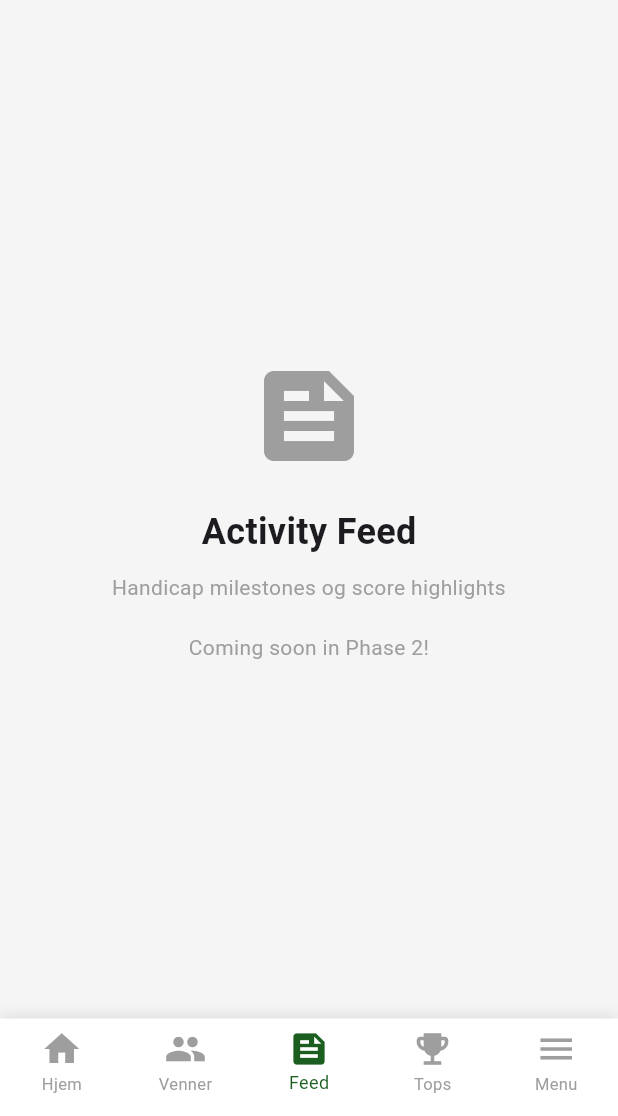
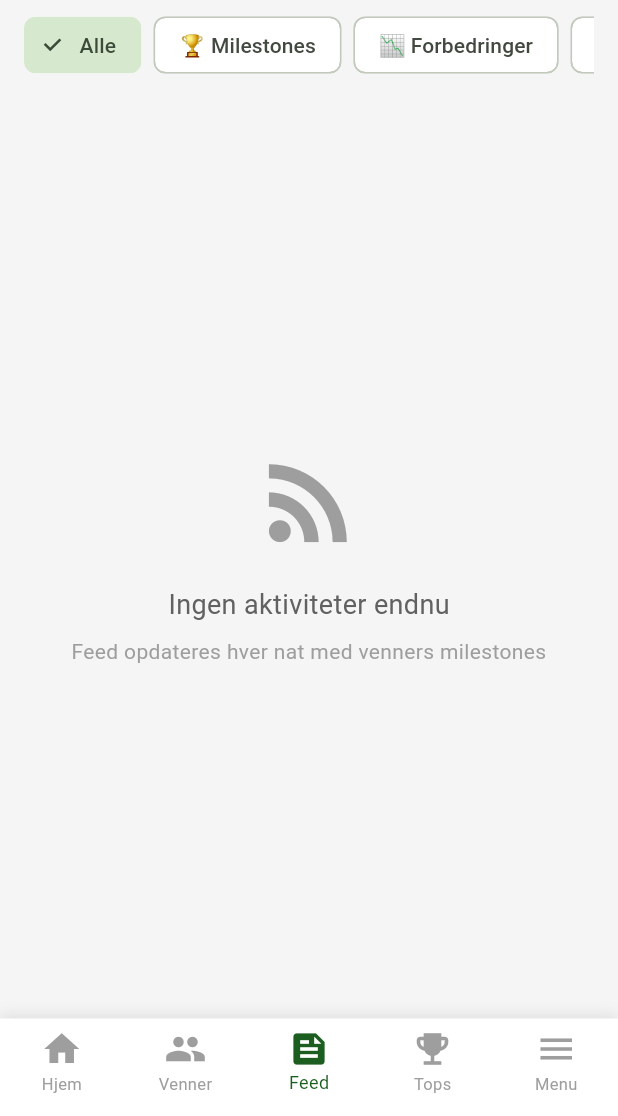
Before and after one commit to Dansk-Golf-Union/dgu-scorekort, a Flutter app: the HomeScreen screen opened by its route, item 3 of the bottom bar chosen, on a phone screen of 412 x 824 dp, the part 120-1236 px from its top. Run offline on Flutter 3.47's test engine with Material 3 defaults, Android fonts, the phone set to English and light mode, and no system bars; our stand-ins replace cloud_firestore, firebase_core, fl_chart, go_router, google_fonts, shared_preferences; missing offline and left inert: dart:html; accounts and stored records are empty; network calls fail.

Commit message:
feat: Implement Activity Feed (Phase 2B)
- Add ActivityItem model with enums for activity types and milestones
- Create ActivityCard widget for displaying feed items
- Implement FeedScreen with real-time Firestore stream
- Add filter chips (Alle, Milestones, Forbedringer, Eagles)
- Update Firestore rules for activities and user_score_cache
- Replace placeholder _FeedTab with FeedScreen in home

Features:
- Nightly milestone detection (scanForMilestones Cloud Function)
- Auto-detect: scratch, single-digit, sub-20, sub-30 handicaps
- Improvement detection (≥1.0 slag)
- Personal best tracking
- Eagle/albatross detection
- Real-time updates via Firestore stream
- Client-side friend filtering

Related: Cloud Function deployed separately

```diff
--- /dev/null
+++ b/lib/models/activity_item_model.dart
@@ -0,0 +1,141 @@
+import 'package:cloud_firestore/cloud_firestore.dart';
+
+/// Activity types for the feed
+enum ActivityType {
+  milestone,     // Major HCP milestones (scratch, single-digit, sub-20, sub-30)
+  improvement,   // Significant improvement (≥1.0 slag)
+  personalBest,  // New personal best HCP
+  eagle,         // Eagle scored
+  albatross,     // Albatross scored
+}
+
+/// Milestone types (for ActivityType.milestone)
+enum MilestoneType {
+  scratch,      // HCP 0.0
+  singleDigit,  // HCP < 10.0
+  sub20,        // HCP < 20.0
+  sub30,        // HCP < 30.0
+}
+
+/// Activity item for the feed
+/// Similar structure to FriendProfile and ScoreRecord
+class ActivityItem {
+  final String id;
+  final String userId;
+  final String userName;
+  final ActivityType type;
+  final DateTime timestamp;
+  final DateTime createdAt;
+  final bool isDismissed;
+  final Map<String, dynamic> data;
+
+  ActivityItem({
+    required this.id,
+    required this.userId,
+    required this.userName,
+    required this.type,
+    required this.timestamp,
+    required this.createdAt,
+    this.isDismissed = false,
+    required this.data,
+  });
+
+  /// Parse from Firestore document
+  /// Similar to ScoreRecord.fromJson()
+  factory ActivityItem.fromFirestore(DocumentSnapshot doc) {
+    final data = doc.data() as Map<String, dynamic>;
+    return ActivityItem(
+      id: doc.id,
+      userId: data['userId'] as String,
+      userName: data['userName'] as String,
+      type: ActivityType.values.firstWhere(
+        (e) => e.name == data['type'],
+        orElse: () => ActivityType.improvement,
+      ),
+      timestamp: (data['timestamp'] as Timestamp).toDate(),
+      createdAt: (data['createdAt'] as Timestamp).toDate(),
+      isDismissed: data['isDismissed'] as bool? ?? false,
+      data: data['data'] as Map<String, dynamic>,
+    );
+  }
+
+  /// Convert to Firestore format
+  Map<String, dynamic> toFirestore() {
+    return {
+      'userId': userId,
+      'userName': userName,
+      'type': type.name,
+      'timestamp': Timestamp.fromDate(timestamp),
+      'createdAt': Timestamp.fromDate(createdAt),
+      'isDismissed': isDismissed,
+      'data': data,
+    };
+  }
+
+  // Getters for type-specific data (similar to FriendProfile getters)
+
+  MilestoneType? get milestoneType {
+    if (type != ActivityType.milestone) return null;
+    return MilestoneType.values.firstWhere(
+      (e) => e.name == data['milestoneType'],
+      orElse: () => MilestoneType.sub30,
+    );
+  }
+
+  double? get newHcp => data['newHcp'] as double?;
+  double? get oldHcp => data['oldHcp'] as double?;
+  double? get delta => data['delta'] as double?;
+  double? get previousBest => data['previousBest'] as double?;
+  String? get courseName => data['courseName'] as String?;
+  int? get holeNumber => data['holeNumber'] as int?;
+  int? get par => data['par'] as int?;
+  int? get strokes => data['strokes'] as int?;
+
+  /// Get display title for activity
+  String getTitle() {
+    switch (type) {
+      case ActivityType.milestone:
+        switch (milestoneType) {
+          case MilestoneType.scratch:
+            return '🏆 Scratch Handicap!';
+          case MilestoneType.singleDigit:
+            return '🎯 Single-Digit Handicap!';
+          case MilestoneType.sub20:
+            return '⭐ Under 20 Handicap!';
+          case MilestoneType.sub30:
+            return '🌟 Under 30 Handicap!';
+          default:
+            return '🎉 Milestone!';
+        }
+      case ActivityType.improvement:
+        return '📉 Stor forbedring!';
+      case ActivityType.personalBest:
+        return '🏅 Ny personlig rekord!';
+      case ActivityType.eagle:
+        return '🦅 Eagle!';
+      case ActivityType.albatross:
+        return '🦅🦅 Albatross!';
+    }
+  }
+
+  /// Get display message for activity
+  String getMessage() {
+    switch (type) {
+      case ActivityType.milestone:
+        return '$userName nåede HCP ${newHcp?.toStringAsFixed(1)} på $courseName';
+      case ActivityType.improvement:
+        return '$userName forbedrede sig med ${delta?.abs().toStringAsFixed(1)} slag til HCP ${newHcp?.toStringAsFixed(1)}';
+      case ActivityType.personalBest:
+        return '$userName satte ny personlig rekord: HCP ${newHcp?.toStringAsFixed(1)}';
+      case ActivityType.eagle:
+        return '$userName scorede eagle på hul $holeNumber (par $par) på $courseName';
+      case ActivityType.albatross:
+        return '$userName scorede albatross på hul $holeNumber (par $par) på $courseName!';
+    }
+  }
+
+  @override
+  String toString() {
+    return 'ActivityItem(id: $id, user: $userName, type: $type, timestamp: $timestamp)';
+  }
+}
--- /dev/null
+++ b/lib/screens/feed_screen.dart
@@ -0,0 +1,169 @@
+import 'package:flutter/material.dart';
+import 'package:provider/provider.dart';
+import 'package:cloud_firestore/cloud_firestore.dart';
+import '../providers/auth_provider.dart';
+import '../providers/friends_provider.dart';
+import '../models/activity_item_model.dart';
+import '../widgets/activity_card.dart';
+
+class FeedScreen extends StatefulWidget {
+  const FeedScreen({super.key});
+
+  @override
+  State<FeedScreen> createState() => _FeedScreenState();
+}
+
+class _FeedScreenState extends State<FeedScreen> {
+  ActivityType? _selectedFilter;
+
+  @override
+  Widget build(BuildContext context) {
+    final authProvider = context.watch<AuthProvider>();
+    final friendsProvider = context.watch<FriendsProvider>();
+
+    // Get list of friend union IDs
+    final friendIds = friendsProvider.friends.map((f) => f.unionId).toList();
+
+    // Add current user to see own activities
+    friendIds.add(authProvider.currentPlayer?.unionId ?? '');
+
+    return Scaffold(
+      body: Column(
+        children: [
+          // Filter chips
+          _buildFilterChips(),
+          // Activity feed
+          Expanded(
+            child: StreamBuilder<QuerySnapshot>(
+              stream: FirebaseFirestore.instance
+                  .collection('activities')
+                  // TEMP: Show all activities (whereIn filter removed until proper index is created)
+                  .orderBy('timestamp', descending: true)
+                  .limit(50)
+                  .snapshots(),
+              builder: (context, snapshot) {
+                if (snapshot.hasError) {
+                  return _buildError(snapshot.error.toString());
+                }
+
+                if (snapshot.connectionState == ConnectionState.waiting) {
+                  return const Center(child: CircularProgressIndicator());
+                }
+
+                final activities = snapshot.data!.docs
+                    .map((doc) => ActivityItem.fromFirestore(doc))
+                    .where((activity) => !activity.isDismissed)
+                    // Filter to only show activities from friends (client-side filtering)
+                    .where((activity) => friendIds.contains(activity.userId))
+                    .toList();
+
+                // Apply type filter
+                final filteredActivities = _selectedFilter == null
+                    ? activities
+                    : activities.where((a) => a.type == _selectedFilter).toList();
+
+                if (filteredActivities.isEmpty) {
+                  return _buildEmptyState();
+                }
+
+                return RefreshIndicator(
+                  onRefresh: () async {
+                    // Firestore stream handles auto-refresh
+                    await Future.delayed(const Duration(milliseconds: 500));
+                  },
+                  child: ListView.builder(
+                    itemCount: filteredActivities.length,
+                    itemBuilder: (context, index) {
+                      final activity = filteredActivities[index];
+                      return ActivityCard(activity: activity);
+                    },
+                  ),
+                );
+              },
+            ),
+          ),
+        ],
+      ),
+    );
+  }
+
+  Widget _buildFilterChips() {
+    return Container(
+      height: 60,
+      padding: const EdgeInsets.symmetric(horizontal: 16, vertical: 8),
+      child: ListView(
+        scrollDirection: Axis.horizontal,
+        children: [
+          FilterChip(
+            label: const Text('Alle'),
+            selected: _selectedFilter == null,
+            onSelected: (selected) {
+              setState(() => _selectedFilter = null);
+            },
+          ),
+          const SizedBox(width: 8),
+          FilterChip(
+            label: const Text('🏆 Milestones'),
+            selected: _selectedFilter == ActivityType.milestone,
+            onSelected: (selected) {
+              setState(() => _selectedFilter = selected ? ActivityType.milestone : null);
+            },
+          ),
+          const SizedBox(width: 8),
+          FilterChip(
+            label: const Text('📉 Forbedringer'),
+            selected: _selectedFilter == ActivityType.improvement,
+            onSelected: (selected) {
+              setState(() => _selectedFilter = selected ? ActivityType.improvement : null);
+            },
+          ),
+          const SizedBox(width: 8),
+          FilterChip(
+            label: const Text('🦅 Eagles'),
+            selected: _selectedFilter == ActivityType.eagle,
+            onSelected: (selected) {
+              setState(() => _selectedFilter = selected ? ActivityType.eagle : null);
+            },
+          ),
+        ],
+      ),
+    );
+  }
+
+  Widget _buildEmptyState() {
+    return Center(
+      child: Column(
+        mainAxisAlignment: MainAxisAlignment.center,
+        children: [
+          Icon(Icons.rss_feed, size: 80, color: Colors.grey),
+          const SizedBox(height: 16),
+          Text(
+            'Ingen aktiviteter endnu',
+            style: TextStyle(fontSize: 18, color: Colors.grey.shade700),
+          ),
+          const SizedBox(height: 8),
+          Text(
+            'Feed opdateres hver nat med venners milestones',
+            style: TextStyle(fontSize: 14, color: Colors.grey.shade500),
+            textAlign: TextAlign.center,
+          ),
+        ],
+      ),
+    );
+  }
+
+  Widget _buildError(String error) {
+    return Center(
+      child: Column(
+        mainAxisAlignment: MainAxisAlignment.center,
+        children: [
+          Icon(Icons.error_outline, size: 60, color: Colors.red),
+          const SizedBox(height: 16),
+          Text('Kunne ikke hente aktiviteter', style: TextStyle(fontSize: 16)),
+          const SizedBox(height: 8),
+          Text(error, style: TextStyle(fontSize: 12, color: Colors.grey)),
+        ],
+      ),
+    );
+  }
+}
--- a/lib/screens/home_screen.dart
+++ b/lib/screens/home_screen.dart
@@ -12,6 +12,7 @@ import '../services/whs_statistik_service.dart';
 import '../services/golfdk_news_service.dart';
 import '../screens/friends_list_screen.dart';
 import '../screens/privacy_settings_screen.dart';
+import '../screens/feed_screen.dart';
 import 'package:url_launcher/url_launcher.dart';
 
 /// Home Screen med bottom navigation for v2.0 Extended POC
@@ -179,7 +180,7 @@ class _HomeScreenState extends State<HomeScreen> {
         children: const [
           _HjemTab(),
           FriendsListScreen(),
-          _FeedTab(),
+          FeedScreen(),
           _TopsTab(),
         ],
       ),
@@ -697,35 +698,6 @@ class _ScoresPreviewCardState extends State<_ScoresPreviewCard> {
     );
   }
 }
-
-/// Feed Tab (Placeholder)
-class _FeedTab extends StatelessWidget {
-  const _FeedTab();
-
-  @override
-  Widget build(BuildContext context) {
-    return const Center(
-      child: Column(
-        mainAxisAlignment: MainAxisAlignment.center,
-        children: [
-          Icon(Icons.feed, size: 80, color: Colors.grey),
-          SizedBox(height: 20),
-          Text(
-            'Activity Feed',
-            style: TextStyle(fontSize: 24, fontWeight: FontWeight.bold),
-          ),
-          SizedBox(height: 10),
-          Text(
-            'Handicap milestones og score highlights\n\nComing soon in Phase 2!',
-            textAlign: TextAlign.center,
-            style: TextStyle(color: Colors.grey),
-          ),
-        ],
-      ),
-    );
-  }
-}
-
 /// Tops Tab (Placeholder)
 class _TopsTab extends StatelessWidget {
   const _TopsTab();
```
Also changed, not shown: lib/widgets/activity_card.dart (added, +120 -0 lines), 1 other file.
